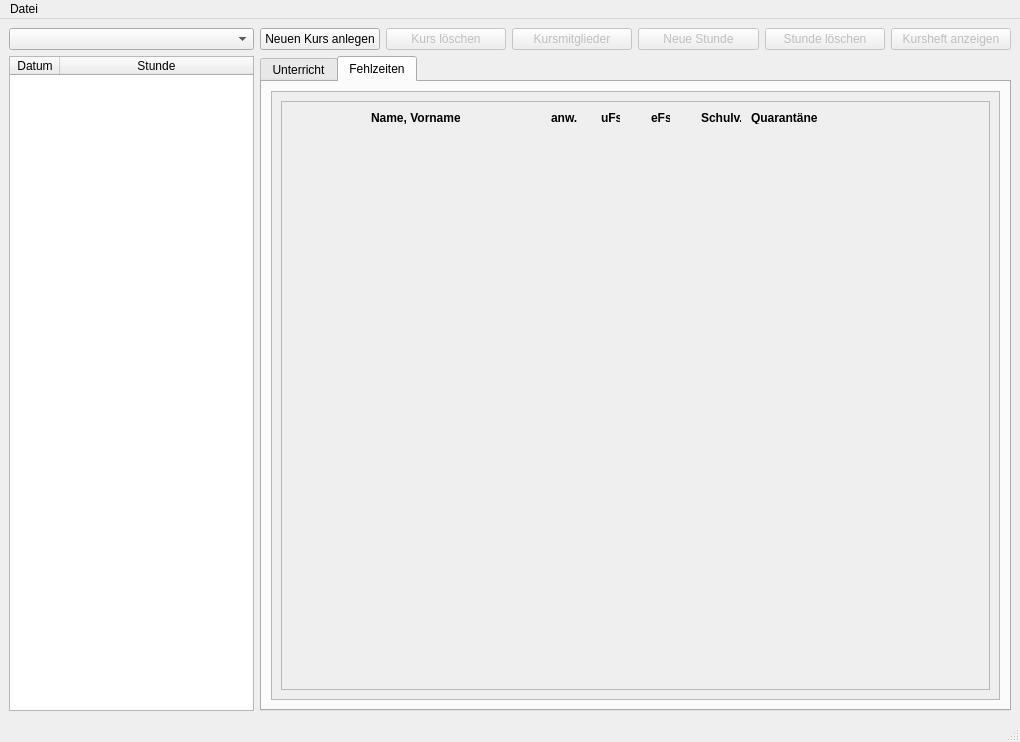
First picture: the form in MainWindow.ui, repository pyphil/Kursbuch, before the edit.
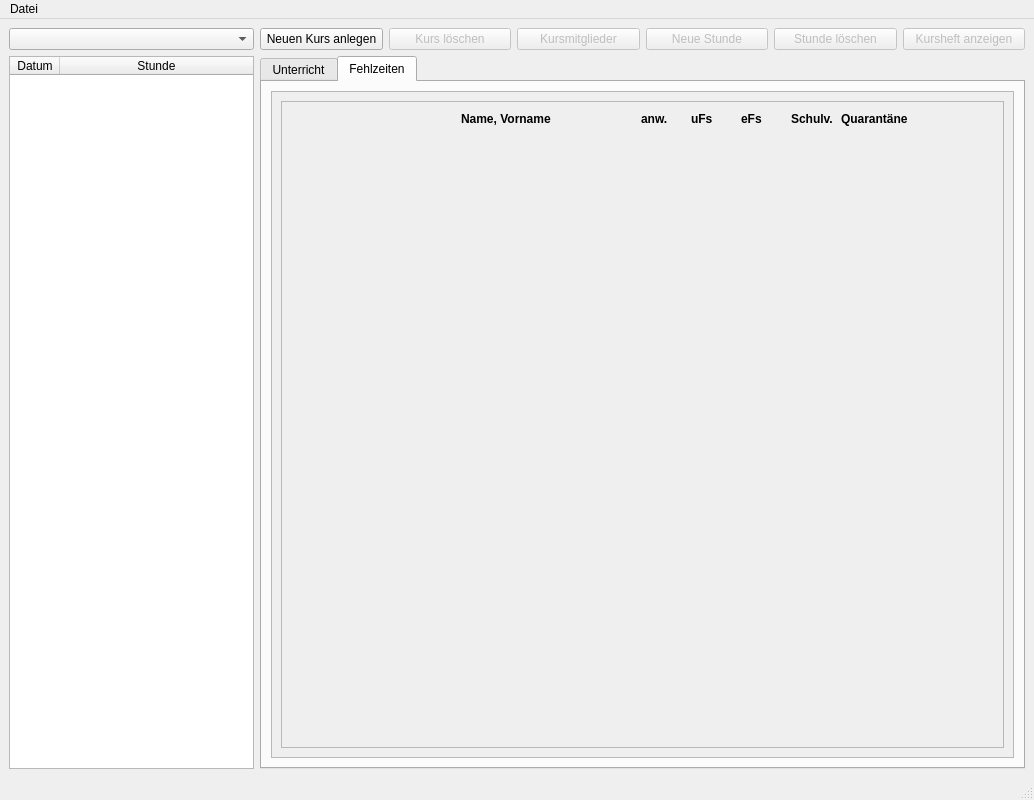
Second picture: the form after the edit. The open tabs and pages were chosen to show the change. Icons and pictures are not drawn.

Commit message: scrollbar in fehlzeiten

The edit to the form file:
```diff
--- a/MainWindow.ui
+++ b/MainWindow.ui
@@ -6,8 +6,8 @@
    <rect>
     <x>0</x>
     <y>0</y>
-    <width>1020</width>
-    <height>742</height>
+    <width>1034</width>
+    <height>800</height>
    </rect>
   </property>
   <property name="windowTitle">
@@ -295,8 +295,8 @@
             <rect>
              <x>0</x>
              <y>0</y>
-             <width>716</width>
-             <height>581</height>
+             <width>730</width>
+             <height>639</height>
             </rect>
            </property>
            <layout class="QGridLayout" name="gridLayout_4">
@@ -304,8 +304,8 @@
              <widget class="QFrame" name="frameContainer">
               <property name="minimumSize">
                <size>
-                <width>641</width>
-                <height>501</height>
+                <width>708</width>
+                <height>617</height>
                </size>
               </property>
               <property name="frameShape">
@@ -317,10 +317,10 @@
               <widget class="QWidget" name="verticalLayoutWidget">
                <property name="geometry">
                 <rect>
-                 <x>70</x>
-                 <y>30</y>
+                 <x>160</x>
+                 <y>40</y>
                  <width>511</width>
-                 <height>531</height>
+                 <height>581</height>
                 </rect>
                </property>
                <layout class="QVBoxLayout" name="verticalLayoutFehlzeiten">
@@ -332,7 +332,7 @@
               <widget class="QFrame" name="frameFehlzTitel">
                <property name="geometry">
                 <rect>
-                 <x>70</x>
+                 <x>160</x>
                  <y>0</y>
                  <width>511</width>
                  <height>31</height>
@@ -349,8 +349,8 @@
                  <rect>
                   <x>20</x>
                   <y>10</y>
-                  <width>89</width>
-                  <height>13</height>
+                  <width>121</width>
+                  <height>16</height>
                  </rect>
                 </property>
                 <property name="font">
@@ -368,8 +368,8 @@
                  <rect>
                   <x>300</x>
                   <y>10</y>
-                  <width>19</width>
-                  <height>13</height>
+                  <width>31</width>
+                  <height>16</height>
                  </rect>
                 </property>
                 <property name="font">
@@ -387,8 +387,8 @@
                  <rect>
                   <x>250</x>
                   <y>10</y>
-                  <width>19</width>
-                  <height>13</height>
+                  <width>31</width>
+                  <height>16</height>
                  </rect>
                 </property>
                 <property name="font">
@@ -406,8 +406,8 @@
                  <rect>
                   <x>200</x>
                   <y>10</y>
-                  <width>26</width>
-                  <height>13</height>
+                  <width>51</width>
+                  <height>16</height>
                  </rect>
                 </property>
                 <property name="font">
@@ -425,8 +425,8 @@
                  <rect>
                   <x>350</x>
                   <y>10</y>
-                  <width>40</width>
-                  <height>13</height>
+                  <width>51</width>
+                  <height>16</height>
                  </rect>
                 </property>
                 <property name="font">
@@ -444,8 +444,8 @@
                  <rect>
                   <x>400</x>
                   <y>10</y>
-                  <width>67</width>
-                  <height>13</height>
+                  <width>91</width>
+                  <height>16</height>
                  </rect>
                 </property>
                 <property name="font">
@@ -547,7 +547,7 @@
     <rect>
      <x>0</x>
      <y>0</y>
-     <width>1020</width>
+     <width>1034</width>
      <height>26</height>
     </rect>
    </property>
```
Left out of the diff: 2 changed lines with no effect on the pictures. The commit also changes 2 other files.
